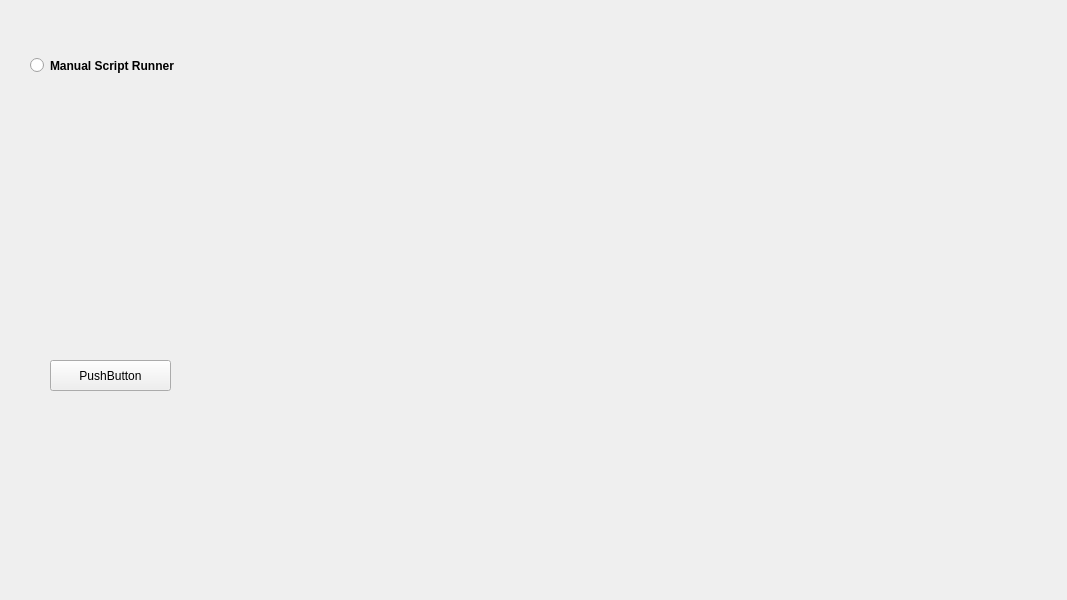
This is softwareDesktopGUI/AntennaAnalyzer/AntennaAnalyze.ui in hamzashahid711/AntennaRadiationPatterns as Qt 5 draws it before an edit. The edited form follows.
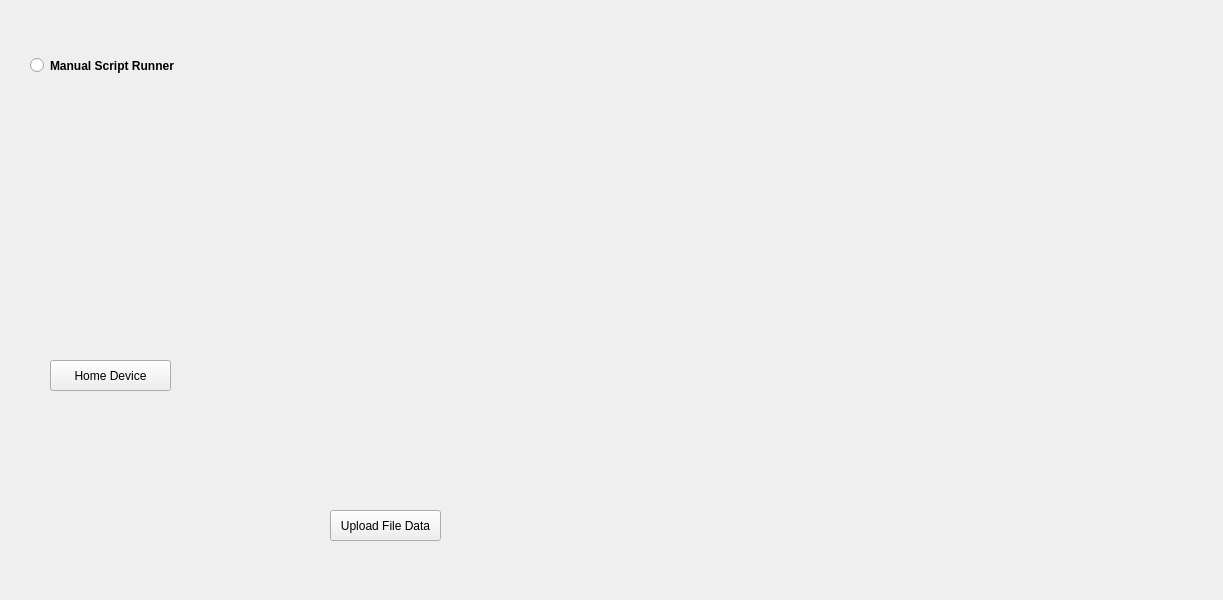
This is the edited form.

What changed in the file:
```diff
--- a/softwareDesktopGUI/AntennaAnalyzer/AntennaAnalyze.ui
+++ b/softwareDesktopGUI/AntennaAnalyzer/AntennaAnalyze.ui
@@ -6,7 +6,7 @@
    <rect>
     <x>0</x>
     <y>0</y>
-    <width>1067</width>
+    <width>1223</width>
     <height>600</height>
    </rect>
   </property>
@@ -53,8 +53,24 @@
      <height>31</height>
     </rect>
    </property>
+   <property name="styleSheet">
+    <string notr="true"> homeDevice = {background-color: Black; color: white }</string>
+   </property>
    <property name="text">
-    <string>PushButton</string>
+    <string>Home Device</string>
+   </property>
+  </widget>
+  <widget class="QPushButton" name="uploadData">
+   <property name="geometry">
+    <rect>
+     <x>330</x>
+     <y>510</y>
+     <width>111</width>
+     <height>31</height>
+    </rect>
+   </property>
+   <property name="text">
+    <string>Upload File Data</string>
    </property>
   </widget>
  </widget>
```
Left out of the diff: 6 changed lines with no effect on the pictures.
